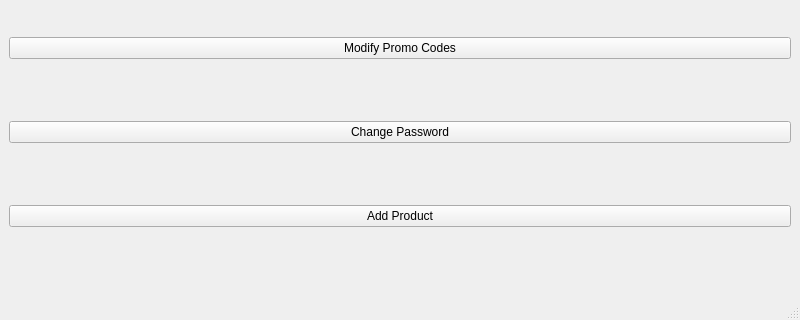
Before: the Qt Designer form mainadminwindow.ui in PeteCastle/PEx5, drawn with Qt 5; both pictures show x 0 to 800 and y 280 to 600 of the 800 by 600 pixel window.
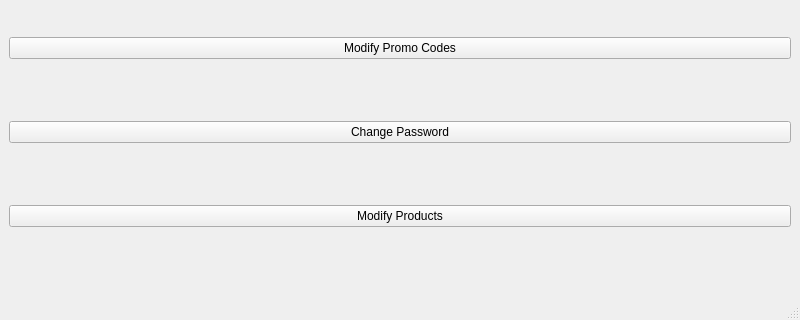
After: the same form once the commit is applied.

Commit message: Added Password Window and Products Window

Diff of the .ui file:
```diff
--- a/mainadminwindow.ui
+++ b/mainadminwindow.ui
@@ -53,7 +53,7 @@
     <item>
      <widget class="QPushButton" name="AddProductButton">
       <property name="text">
-       <string>Add Product</string>
+       <string>Modify Products</string>
       </property>
      </widget>
     </item>
```
The commit also changes 19 other files.
